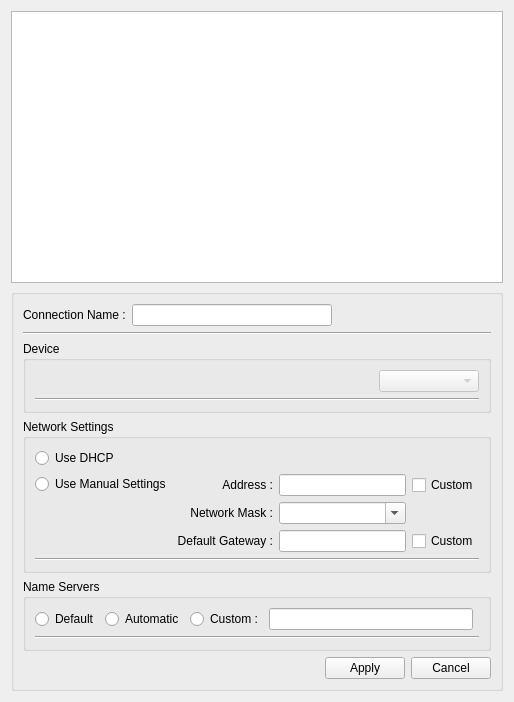
Qt form kde4/network-manager/manager/ui/ui.ui (pars-linux/uludag) before a commit.
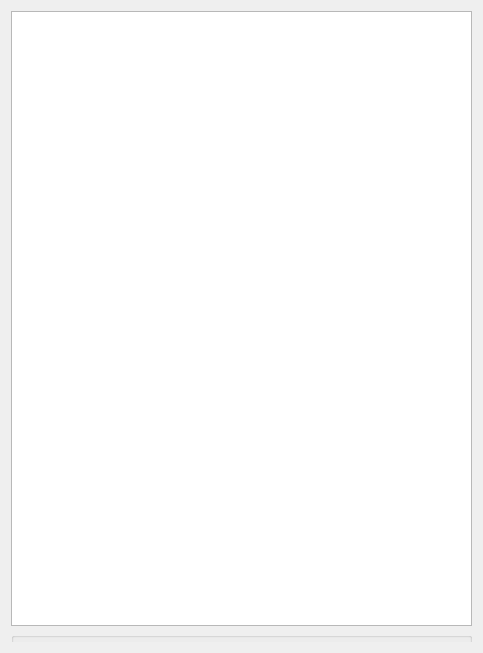
The same form after that commit.

What changed in the file:
```diff
--- a/kde4/network-manager/manager/ui/ui.ui
+++ b/kde4/network-manager/manager/ui/ui.ui
@@ -5,15 +5,15 @@
    <rect>
     <x>0</x>
     <y>0</y>
-    <width>514</width>
-    <height>702</height>
+    <width>483</width>
+    <height>653</height>
    </rect>
   </property>
   <property name="windowTitle" >
    <string>Form</string>
   </property>
-  <layout class="QVBoxLayout" name="verticalLayout_2" >
-   <item>
+  <layout class="QGridLayout" name="gridLayout_7" >
+   <item row="0" column="0" >
     <widget class="QListWidget" name="profileList" >
      <property name="sizePolicy" >
       <sizepolicy vsizetype="Expanding" hsizetype="MinimumExpanding" >
@@ -38,8 +38,41 @@
      </property>
     </widget>
    </item>
-   <item>
-    <widget class="QGroupBox" name="editBox" >
+   <item row="1" column="0" >
+    <widget class="QScrollArea" name="editBox" >
+     <property name="maximumSize" >
+      <size>
+       <width>16777215</width>
+       <height>10</height>
+      </size>
+     </property>
+     <property name="frameShape" >
+      <enum>QFrame::NoFrame</enum>
+     </property>
+     <property name="verticalScrollBarPolicy" >
+      <enum>Qt::ScrollBarAlwaysOff</enum>
+     </property>
+     <property name="horizontalScrollBarPolicy" >
+      <enum>Qt::ScrollBarAlwaysOff</enum>
+     </property>
+     <property name="widgetResizable" >
+      <bool>true</bool>
+     </property>
+     <widget class="QWidget" name="scrollAreaWidgetContents" >
+      <property name="geometry" >
+       <rect>
+        <x>0</x>
+        <y>0</y>
+        <width>475</width>
+        <height>440</height>
+       </rect>
+      </property>
+      <layout class="QGridLayout" name="gridLayout_6" >
+       <property name="margin" >
+        <number>0</number>
+       </property>
+       <item row="0" column="0" >
+        <widget class="QGroupBox" name="editGroup" >
      <property name="title" >
       <string/>
      </property>
@@ -323,6 +356,10 @@
        </layout>
       </item>
      </layout>
+        </widget>
+       </item>
+      </layout>
+     </widget>
     </widget>
    </item>
   </layout>
```
Lines whose indentation alone changed are shown as unchanged.
